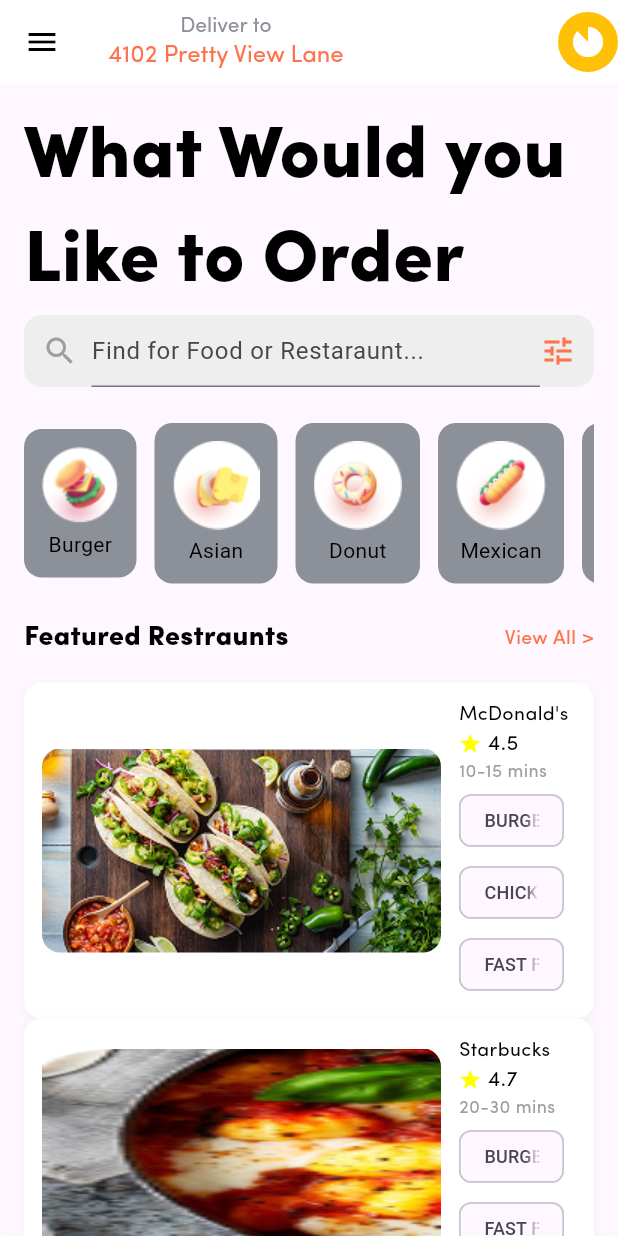
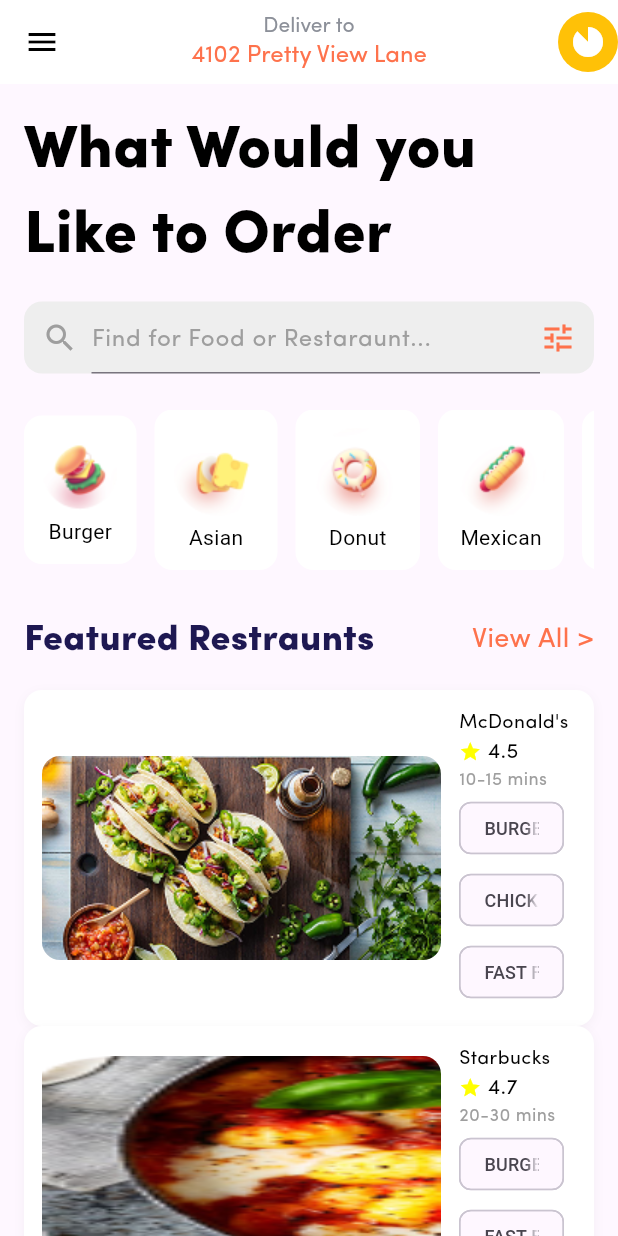
Before and after one commit to Zyad-reda2011/Food-Hub, a Flutter app: the FoodScreen screen opened directly, on a phone screen of 412 x 824 dp. Run offline on Flutter 3.47's test engine with Material 3 defaults, Android fonts, the phone set to English and light mode, and no system bars; our stand-ins replace flutter_screenutil, material_design_icons_flutter; missing offline and left inert: country_pickers.

Commit message:
last commit

```diff
--- a/lib/CategoryCard.dart
+++ b/lib/CategoryCard.dart
@@ -25,7 +25,7 @@ class CategoryCard extends StatelessWidget
       padding: const EdgeInsets.all(12),
       decoration: BoxDecoration
       (
-        color: isSelected ? const Color(0xffFE724C) : const Color(0xff8C9099),
+        color: isSelected ? const Color(0xffFE724C) : const Color.fromARGB(255, 255, 255, 255),
         borderRadius: BorderRadius.circular(12),
       ),
       child: Column
--- a/lib/FoodScreen.dart
+++ b/lib/FoodScreen.dart
@@ -16,13 +16,15 @@ class FoodScreen extends StatelessWidget
       appBar:
       AppBar
       (
+        centerTitle: true,
         elevation: 0,
-        backgroundColor: Colors.white,
+        backgroundColor: const Color.fromARGB(255, 255, 255, 255),
         leading: const Icon(Icons.menu , color: Colors.black,),
         title:
         const Column
         (
           crossAxisAlignment: CrossAxisAlignment.center,
+          mainAxisAlignment: MainAxisAlignment.center,
           children:
           [
             Text
@@ -79,9 +81,10 @@ class FoodScreen extends StatelessWidget
               color: Colors.black,
               fontWeight: FontWeight.bold,
               fontFamily: "Sofia Pro",
-              fontSize: 48
+              fontSize: 40
             ),
           ),
+          const SizedBox(height: 15,),
           // Bar Search-->
           Container
           (
@@ -106,6 +109,13 @@ class FoodScreen extends StatelessWidget
                     decoration: InputDecoration
                     (
                       hintText: 'Find for Food or Restaraunt...',
+                      hintStyle: TextStyle
+                      (
+                        color: Colors.grey,
+                        fontWeight: FontWeight.normal,
+                        fontFamily: "Sofia Pro",
+                        fontSize: 16
+                      )
                     ),
                   )
                 ),
@@ -131,7 +141,7 @@ class FoodScreen extends StatelessWidget
               ],
             ),
           ),
-          const SizedBox(height: 24,),
+          const SizedBox(height: 30,),
           ///////////// Featured Restraunts Section
           const Row
           (
@@ -143,10 +153,10 @@ class FoodScreen extends StatelessWidget
                 'Featured Restraunts',
                 style: TextStyle
                 (
-                  color: Colors.black,
+                  color: Color.fromARGB(255, 30, 24, 82),
                   fontWeight: FontWeight.bold,
                   fontFamily: "Sofia Pro",
-                  fontSize: 18
+                  fontSize: 24
                 ),
               ),
               Text
@@ -157,7 +167,7 @@ class FoodScreen extends StatelessWidget
                   color: Color(0xffFE724C),
                   fontWeight: FontWeight.normal,
                   fontFamily: "Sofia Pro",
-                  fontSize: 13
+                  fontSize: 18
                 ),
               )
             ],
@@ -193,7 +203,6 @@ class FoodScreen extends StatelessWidget
               BottomNavigationBarItem(icon: Image.asset('assets/bell.png') , label: ""),
             ]
           )
-
         ],
       ) ,
     );
--- a/lib/RegistrationPage.dart
+++ b/lib/RegistrationPage.dart
@@ -206,6 +206,9 @@ class _RegistrationpageState extends State<Registrationpage>
                       )
                     ),
                     const SizedBox(width: 10),
+                  ]
+                ),
+                const SizedBox(height: 20,),
                 ElevatedButton
                 (
                   onPressed: ()
@@ -220,7 +223,7 @@ class _RegistrationpageState extends State<Registrationpage>
                       borderRadius: BorderRadius.circular(20),
                     ),
                     padding:
-                        const EdgeInsets.symmetric(vertical: 15, horizontal: 100),
+                    const EdgeInsets.symmetric(vertical: 15, horizontal: 125),
                   ),
                   child: const Text
                   (
@@ -235,8 +238,6 @@ class _RegistrationpageState extends State<Registrationpage>
                 )
               ]
             )
-              ]
-            )
          )
        ]
       )
```
Lines whose indentation alone changed are shown as unchanged.
